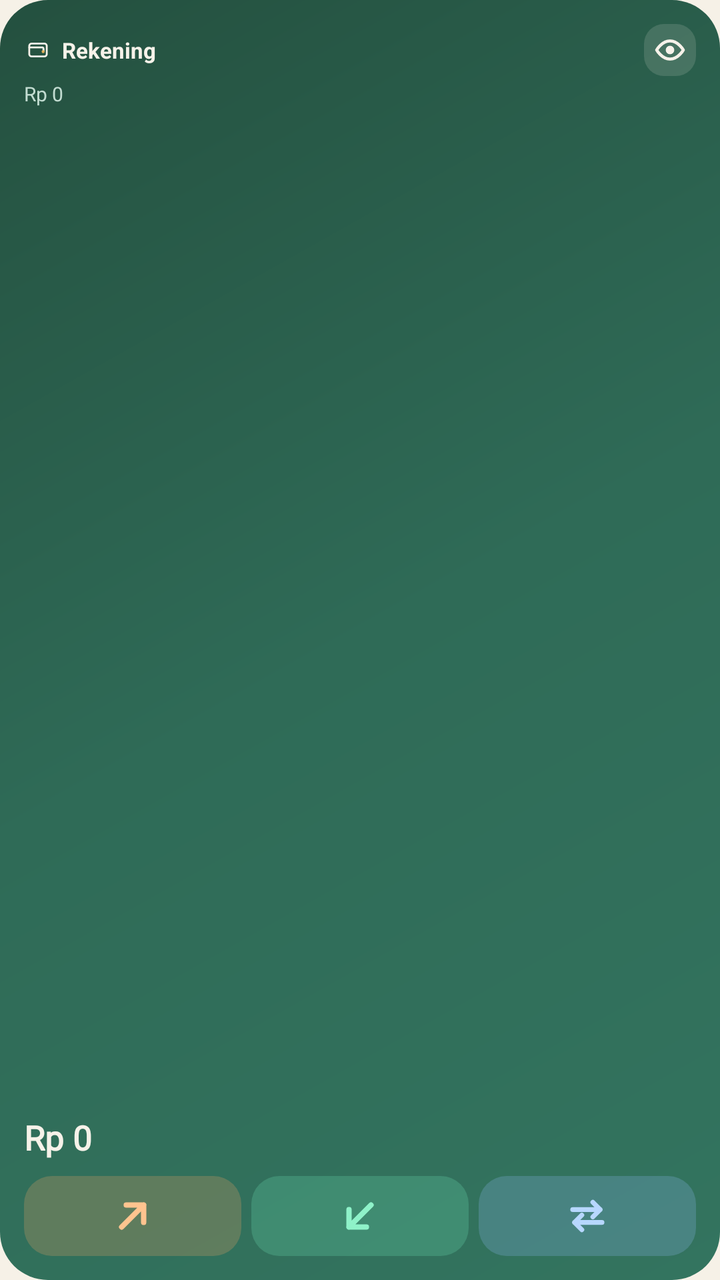
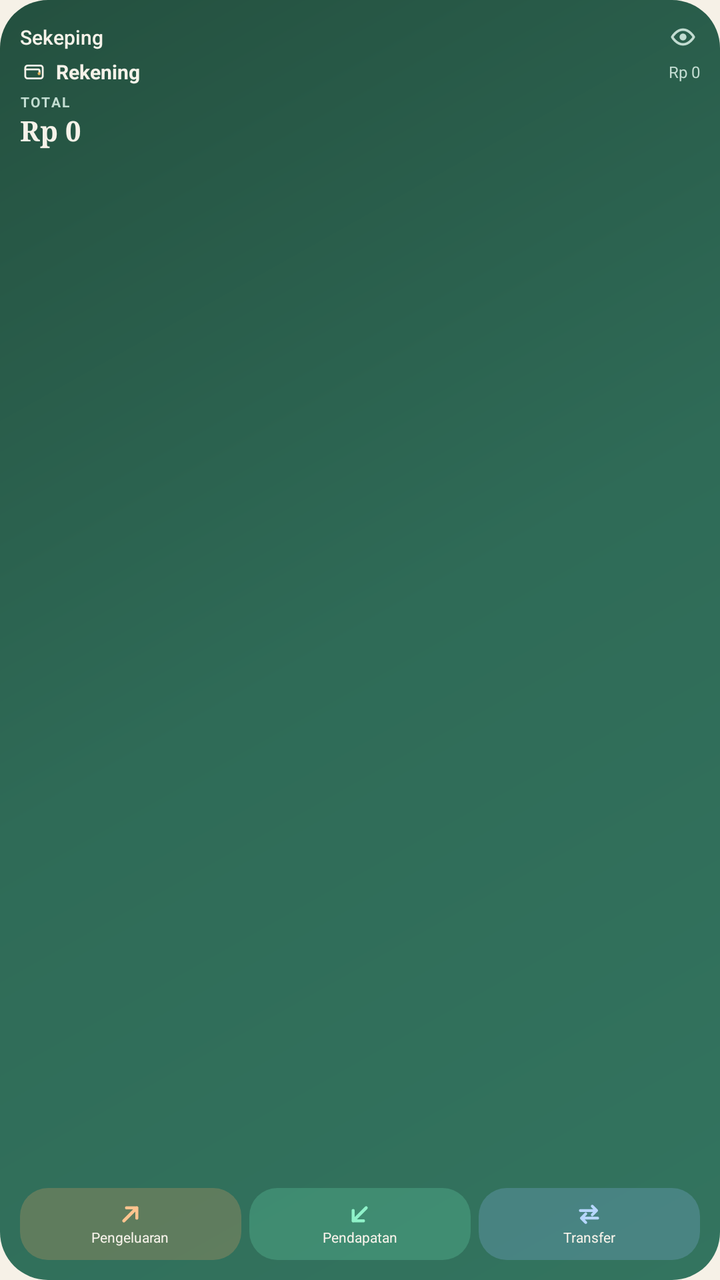

Screens rendered from an Android XML layout before and after an edit, with the pre-edit source and the edit as a unified diff.
<!-- AndroidManifest.xml: application theme Theme.Sekeping -->
<!-- res/layout/widget_sekeping_square.xml -->
<?xml version="1.0" encoding="utf-8"?>
<LinearLayout xmlns:android="http://schemas.android.com/apk/res/android"
    android:id="@+id/widget_root"
    android:layout_width="match_parent"
    android:layout_height="match_parent"
    android:background="@drawable/widget_bg"
    android:contentDescription="@string/widget_open"
    android:orientation="vertical"
    android:padding="12dp">

    <LinearLayout
        android:layout_width="match_parent"
        android:layout_height="wrap_content"
        android:gravity="center_vertical"
        android:orientation="horizontal">

        <ImageView
            android:id="@+id/widget_provider_icon"
            android:layout_width="14dp"
            android:layout_height="14dp"
            android:contentDescription="@string/widget_provider"
            android:src="@drawable/ic_wallet" />

        <TextView
            android:id="@+id/widget_provider"
            android:layout_width="0dp"
            android:layout_height="wrap_content"
            android:layout_marginStart="5dp"
            android:layout_weight="1"
            android:ellipsize="end"
            android:maxLines="1"
            android:text="@string/widget_provider"
            android:textColor="@color/widget_cream"
            android:textSize="11sp"
            android:textStyle="bold" />

        <ImageView
            android:id="@+id/widget_eye"
            android:layout_width="26dp"
            android:layout_height="26dp"
            android:layout_marginStart="4dp"
            android:background="@drawable/widget_chip"
            android:contentDescription="@string/widget_toggle_amounts"
            android:padding="5dp"
            android:src="@drawable/ic_eye"
            android:tint="@color/widget_cream" />
    </LinearLayout>

    <TextView
        android:id="@+id/widget_provider_balance"
        android:layout_width="match_parent"
        android:layout_height="wrap_content"
        android:layout_marginTop="2dp"
        android:ellipsize="end"
        android:maxLines="1"
        android:text="Rp 0"
        android:textColor="@color/widget_muted"
        android:textSize="10sp" />

    <View
        android:layout_width="match_parent"
        android:layout_height="0dp"
        android:layout_weight="1" />

    <TextView
        android:id="@+id/widget_total_label"
        android:layout_width="match_parent"
        android:layout_height="wrap_content"
        android:ellipsize="end"
        android:letterSpacing="0.14"
        android:maxLines="1"
        android:textAllCaps="true"
        android:textColor="@color/widget_muted"
        android:textSize="7sp"
        android:textStyle="bold" />

    <TextView
        android:id="@+id/widget_total"
        android:layout_width="match_parent"
        android:layout_height="wrap_content"
        android:ellipsize="end"
        android:maxLines="1"
        android:text="Rp 0"
        android:textColor="@color/widget_cream"
        android:textSize="17sp"
        android:textStyle="bold"
        style="@style/WidgetBalance" />

    <LinearLayout
        android:layout_width="match_parent"
        android:layout_height="40dp"
        android:layout_marginTop="8dp"
        android:orientation="horizontal">

        <LinearLayout
            android:id="@+id/widget_expense"
            android:layout_width="0dp"
            android:layout_height="match_parent"
            android:layout_weight="1"
            android:background="@drawable/widget_btn_expense"
            android:clickable="true"
            android:contentDescription="@string/widget_expense"
            android:focusable="true"
            android:gravity="center"
            android:orientation="vertical">

            <ImageView
                android:layout_width="22dp"
                android:layout_height="22dp"
                android:contentDescription="@string/widget_expense"
                android:src="@drawable/ic_widget_expense"
                android:tint="@color/widget_icon_expense" />

            <TextView
                android:id="@+id/widget_expense_label"
                android:layout_width="0dp"
                android:layout_height="0dp"
                android:visibility="gone" />
        </LinearLayout>

        <LinearLayout
            android:id="@+id/widget_income"
            android:layout_width="0dp"
            android:layout_height="match_parent"
            android:layout_marginStart="5dp"
            android:layout_weight="1"
            android:background="@drawable/widget_btn_income"
            android:clickable="true"
            android:contentDescription="@string/widget_income"
            android:focusable="true"
            android:gravity="center"
            android:orientation="vertical">

            <ImageView
                android:layout_width="22dp"
                android:layout_height="22dp"
                android:contentDescription="@string/widget_income"
                android:src="@drawable/ic_widget_income"
                android:tint="@color/widget_icon_income" />

            <TextView
                android:id="@+id/widget_income_label"
                android:layout_width="0dp"
                android:layout_height="0dp"
                android:visibility="gone" />
        </LinearLayout>

        <LinearLayout
            android:id="@+id/widget_transfer"
            android:layout_width="0dp"
            android:layout_height="match_parent"
            android:layout_marginStart="5dp"
            android:layout_weight="1"
            android:background="@drawable/widget_btn_transfer"
            android:clickable="true"
            android:contentDescription="@string/widget_transfer"
            android:focusable="true"
            android:gravity="center"
            android:orientation="vertical">

            <ImageView
                android:layout_width="22dp"
                android:layout_height="22dp"
                android:contentDescription="@string/widget_transfer"
                android:src="@drawable/ic_widget_transfer"
                android:tint="@color/widget_icon_transfer" />

            <TextView
                android:id="@+id/widget_transfer_label"
                android:layout_width="0dp"
                android:layout_height="0dp"
                android:visibility="gone" />
        </LinearLayout>
    </LinearLayout>
</LinearLayout>
<!-- resources referenced by this layout -->
<resources>
  <color name="widget_cream">#F6F2E9</color>
  <color name="widget_icon_expense">#FFC48F</color>
  <color name="widget_icon_income">#8FF2C9</color>
  <color name="widget_icon_transfer">#B7D7FF</color>
  <color name="widget_muted">#C2DCD1</color>
  <!-- drawable ic_widget_income (drawable) -->
  <?xml version="1.0" encoding="utf-8"?>
  <vector xmlns:android="http://schemas.android.com/apk/res/android"
      android:width="24dp"
      android:height="24dp"
      android:viewportWidth="24"
      android:viewportHeight="24">
      <path
          android:fillColor="#00000000"
          android:pathData="M18,6L6,18M15.5,18H6V8.5"
          android:strokeColor="#FFFFFFFF"
          android:strokeLineCap="round"
          android:strokeLineJoin="round"
          android:strokeWidth="2.9" />
  </vector>
  <!-- drawable widget_bg (drawable) -->
  <?xml version="1.0" encoding="utf-8"?>
  <shape xmlns:android="http://schemas.android.com/apk/res/android"
      android:shape="rectangle">
      <gradient
          android:angle="135"
          android:centerColor="@color/brand"
          android:endColor="@color/brand_dark"
          android:startColor="#33745F"
          android:type="linear" />
      <corners android:radius="24dp" />
  </shape>
  <!-- drawable widget_btn_expense (drawable) -->
  <?xml version="1.0" encoding="utf-8"?>
  <ripple xmlns:android="http://schemas.android.com/apk/res/android"
      android:color="#40FFFFFF">
      <item>
          <shape android:shape="rectangle">
              <solid android:color="#3DF0A264" />
              <corners android:radius="14dp" />
          </shape>
      </item>
  </ripple>
  <!-- drawable widget_btn_income (drawable) -->
  <?xml version="1.0" encoding="utf-8"?>
  <ripple xmlns:android="http://schemas.android.com/apk/res/android"
      android:color="#40FFFFFF">
      <item>
          <shape android:shape="rectangle">
              <solid android:color="#3D6FE3B5" />
              <corners android:radius="14dp" />
          </shape>
      </item>
  </ripple>
  <!-- drawable widget_btn_transfer (drawable) -->
  <?xml version="1.0" encoding="utf-8"?>
  <ripple xmlns:android="http://schemas.android.com/apk/res/android"
      android:color="#40FFFFFF">
      <item>
          <shape android:shape="rectangle">
              <solid android:color="#3D8DB8F0" />
              <corners android:radius="14dp" />
          </shape>
      </item>
  </ripple>
  <!-- drawable widget_chip (drawable) -->
  <?xml version="1.0" encoding="utf-8"?>
  <shape xmlns:android="http://schemas.android.com/apk/res/android"
      android:shape="rectangle">
      <solid android:color="#24F6F2E9" />
      <corners android:radius="10dp" />
  </shape>
  <string name="widget_expense">Pengeluaran</string>
  <string name="widget_income">Pendapatan</string>
  <string name="widget_open">Buka Sekeping</string>
  <string name="widget_provider">Rekening</string>
  <string name="widget_toggle_amounts">Sembunyikan atau tampilkan nominal</string>
  <string name="widget_transfer">Transfer</string>
  <style name="WidgetBalance">
          <item name="android:fontFamily">serif</item>
          <item name="android:textStyle">bold</item>
      </style>
  <style name="Theme.Sekeping" parent="Theme.AppCompat.DayNight.NoActionBar">
          <item name="colorPrimary">@color/brand</item>
          <item name="colorPrimaryDark">@color/paper</item>
          <item name="colorAccent">@color/accent</item>
          <item name="android:windowBackground">@color/paper</item>
          <item name="android:statusBarColor">@color/paper</item>
          <item name="android:navigationBarColor">@color/paper</item>
          <item name="android:windowLightStatusBar">true</item>
      </style>
  <color name="brand">#2F6B57</color>
  <color name="brand_dark">#24503F</color>
  <color name="paper">#F6F1E7</color>
  <color name="accent">#2F6B57</color>
  <!-- unchanged entries left out for length: 4 -->
</resources>

<!-- the commit's change to res/layout/widget_sekeping_square.xml (unified diff, before → after) -->
@@ -6,11 +6,41 @@
     android:background="@drawable/widget_bg"
     android:contentDescription="@string/widget_open"
     android:orientation="vertical"
-    android:padding="12dp">
+    android:padding="10dp">
 
     <LinearLayout
         android:layout_width="match_parent"
         android:layout_height="wrap_content"
+        android:gravity="center_vertical"
+        android:orientation="horizontal">
+
+        <TextView
+            android:layout_width="wrap_content"
+            android:layout_height="wrap_content"
+            android:fontFamily="sans-serif-medium"
+            android:text="@string/app_name"
+            android:textColor="@color/widget_cream"
+            android:textSize="10sp" />
+
+        <TextView
+            android:layout_width="0dp"
+            android:layout_height="1dp"
+            android:layout_weight="1" />
+
+        <ImageView
+            android:id="@+id/widget_eye"
+            android:layout_width="17dp"
+            android:layout_height="17dp"
+            android:contentDescription="@string/widget_toggle_amounts"
+            android:padding="2dp"
+            android:src="@drawable/ic_eye"
+            android:tint="@color/widget_muted" />
+    </LinearLayout>
+
+    <LinearLayout
+        android:layout_width="match_parent"
+        android:layout_height="wrap_content"
+        android:layout_marginTop="2dp"
         android:gravity="center_vertical"
         android:orientation="horizontal">
 
@@ -25,50 +55,36 @@
             android:id="@+id/widget_provider"
             android:layout_width="0dp"
             android:layout_height="wrap_content"
-            android:layout_marginStart="5dp"
+            android:layout_marginStart="4dp"
             android:layout_weight="1"
             android:ellipsize="end"
             android:maxLines="1"
             android:text="@string/widget_provider"
             android:textColor="@color/widget_cream"
-            android:textSize="11sp"
+            android:textSize="10sp"
             android:textStyle="bold" />
 
-        <ImageView
-            android:id="@+id/widget_eye"
-            android:layout_width="26dp"
-            android:layout_height="26dp"
+        <TextView
+            android:id="@+id/widget_provider_balance"
+            android:layout_width="wrap_content"
+            android:layout_height="wrap_content"
             android:layout_marginStart="4dp"
-            android:background="@drawable/widget_chip"
-            android:contentDescription="@string/widget_toggle_amounts"
-            android:padding="5dp"
-            android:src="@drawable/ic_eye"
-            android:tint="@color/widget_cream" />
+            android:ellipsize="end"
+            android:maxLines="1"
+            android:text="Rp 0"
+            android:textColor="@color/widget_muted"
+            android:textSize="8sp" />
     </LinearLayout>
-
-    <TextView
-        android:id="@+id/widget_provider_balance"
-        android:layout_width="match_parent"
-        android:layout_height="wrap_content"
-        android:layout_marginTop="2dp"
-        android:ellipsize="end"
-        android:maxLines="1"
-        android:text="Rp 0"
-        android:textColor="@color/widget_muted"
-        android:textSize="10sp" />
-
-    <View
-        android:layout_width="match_parent"
-        android:layout_height="0dp"
-        android:layout_weight="1" />
 
     <TextView
         android:id="@+id/widget_total_label"
         android:layout_width="match_parent"
         android:layout_height="wrap_content"
+        android:layout_marginTop="3dp"
         android:ellipsize="end"
-        android:letterSpacing="0.14"
+        android:letterSpacing="0.12"
         android:maxLines="1"
+        android:text="@string/widget_total"
         android:textAllCaps="true"
         android:textColor="@color/widget_muted"
         android:textSize="7sp"
@@ -79,23 +95,28 @@
         android:layout_width="match_parent"
         android:layout_height="wrap_content"
         android:ellipsize="end"
+        android:fontFamily="serif"
         android:maxLines="1"
         android:text="Rp 0"
         android:textColor="@color/widget_cream"
-        android:textSize="17sp"
-        android:textStyle="bold"
-        style="@style/WidgetBalance" />
+        android:textSize="14sp"
+        android:textStyle="bold" />
+
+    <TextView
+        android:layout_width="match_parent"
+        android:layout_height="0dp"
+        android:layout_weight="1" />
 
     <LinearLayout
         android:layout_width="match_parent"
-        android:layout_height="40dp"
-        android:layout_marginTop="8dp"
+        android:layout_height="36dp"
         android:orientation="horizontal">
 
         <LinearLayout
             android:id="@+id/widget_expense"
             android:layout_width="0dp"
             android:layout_height="match_parent"
+            android:layout_marginEnd="4dp"
             android:layout_weight="1"
             android:background="@drawable/widget_btn_expense"
             android:clickable="true"
@@ -105,24 +126,27 @@
             android:orientation="vertical">
 
             <ImageView
-                android:layout_width="22dp"
-                android:layout_height="22dp"
+                android:layout_width="13dp"
+                android:layout_height="13dp"
                 android:contentDescription="@string/widget_expense"
                 android:src="@drawable/ic_widget_expense"
                 android:tint="@color/widget_icon_expense" />
 
             <TextView
                 android:id="@+id/widget_expense_label"
-                android:layout_width="0dp"
-                android:layout_height="0dp"
-                android:visibility="gone" />
+                android:layout_width="wrap_content"
+                android:layout_height="wrap_content"
+                android:maxLines="1"
+                android:text="@string/widget_expense"
+                android:textColor="@color/widget_cream"
+                android:textSize="7sp" />
         </LinearLayout>
 
         <LinearLayout
             android:id="@+id/widget_income"
             android:layout_width="0dp"
             android:layout_height="match_parent"
-            android:layout_marginStart="5dp"
+            android:layout_marginEnd="4dp"
             android:layout_weight="1"
             android:background="@drawable/widget_btn_income"
             android:clickable="true"
@@ -132,24 +156,26 @@
             android:orientation="vertical">
 
             <ImageView
-                android:layout_width="22dp"
-                android:layout_height="22dp"
+                android:layout_width="13dp"
+                android:layout_height="13dp"
                 android:contentDescription="@string/widget_income"
                 android:src="@drawable/ic_widget_income"
                 android:tint="@color/widget_icon_income" />
 
             <TextView
                 android:id="@+id/widget_income_label"
-                android:layout_width="0dp"
-                android:layout_height="0dp"
-                android:visibility="gone" />
+                android:layout_width="wrap_content"
+                android:layout_height="wrap_content"
+                android:maxLines="1"
+                android:text="@string/widget_income"
+                android:textColor="@color/widget_cream"
+                android:textSize="7sp" />
         </LinearLayout>
 
         <LinearLayout
             android:id="@+id/widget_transfer"
             android:layout_width="0dp"
             android:layout_height="match_parent"
-            android:layout_marginStart="5dp"
             android:layout_weight="1"
             android:background="@drawable/widget_btn_transfer"
             android:clickable="true"
@@ -159,17 +185,20 @@
             android:orientation="vertical">
 
             <ImageView
-                android:layout_width="22dp"
-                android:layout_height="22dp"
+                android:layout_width="13dp"
+                android:layout_height="13dp"
                 android:contentDescription="@string/widget_transfer"
                 android:src="@drawable/ic_widget_transfer"
                 android:tint="@color/widget_icon_transfer" />
 
             <TextView
                 android:id="@+id/widget_transfer_label"
-                android:layout_width="0dp"
-                android:layout_height="0dp"
-                android:visibility="gone" />
+                android:layout_width="wrap_content"
+                android:layout_height="wrap_content"
+                android:maxLines="1"
+                android:text="@string/widget_transfer"
+                android:textColor="@color/widget_cream"
+                android:textSize="7sp" />
         </LinearLayout>
     </LinearLayout>
 </LinearLayout>
<!-- resource entries referenced after the edit -->
@@ -65,23 +65,14 @@
           </shape>
       </item>
   </ripple>
-  <!-- drawable widget_chip (drawable) -->
-  <?xml version="1.0" encoding="utf-8"?>
-  <shape xmlns:android="http://schemas.android.com/apk/res/android"
-      android:shape="rectangle">
-      <solid android:color="#24F6F2E9" />
-      <corners android:radius="10dp" />
-  </shape>
+  <string name="app_name">Sekeping</string>
   <string name="widget_expense">Pengeluaran</string>
   <string name="widget_income">Pendapatan</string>
   <string name="widget_open">Buka Sekeping</string>
   <string name="widget_provider">Rekening</string>
   <string name="widget_toggle_amounts">Sembunyikan atau tampilkan nominal</string>
+  <string name="widget_total">Total</string>
   <string name="widget_transfer">Transfer</string>
-  <style name="WidgetBalance">
-          <item name="android:fontFamily">serif</item>
-          <item name="android:textStyle">bold</item>
-      </style>
   <style name="Theme.Sekeping" parent="Theme.AppCompat.DayNight.NoActionBar">
           <item name="colorPrimary">@color/brand</item>
           <item name="colorPrimaryDark">@color/paper</item>
